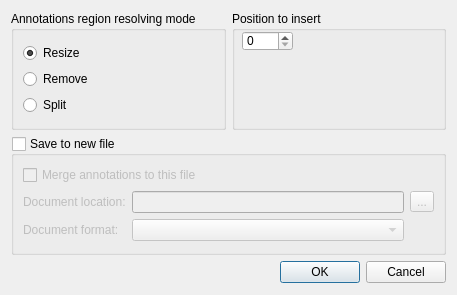
Qt form src/corelibs/U2Gui/src/util/ui/EditSequenceDialog.ui (violethaze74/ugene) before a commit.
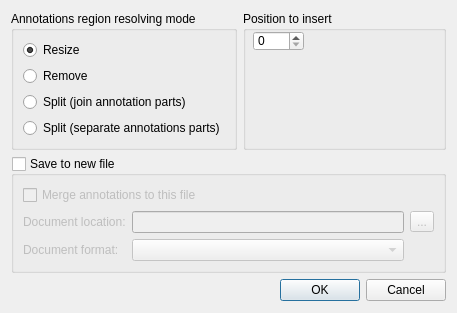
The same form after that commit.

```diff
--- a/src/corelibs/U2Gui/src/util/ui/EditSequenceDialog.ui
+++ b/src/corelibs/U2Gui/src/util/ui/EditSequenceDialog.ui
@@ -7,7 +7,7 @@
     <x>0</x>
     <y>0</y>
     <width>457</width>
-    <height>295</height>
+    <height>293</height>
    </rect>
   </property>
   <property name="windowTitle">
@@ -44,7 +44,14 @@
           <item>
            <widget class="QRadioButton" name="splitRB">
             <property name="text">
-             <string>Split</string>
+             <string>Split (join annotation parts)</string>
+            </property>
+           </widget>
+          </item>
+          <item>
+           <widget class="QRadioButton" name="split_separateRB">
+            <property name="text">
+             <string>Split (separate annotations parts)</string>
             </property>
            </widget>
           </item>
```
